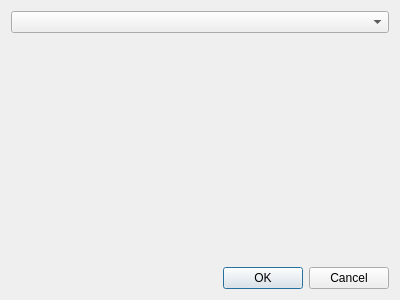
This is variablesdialog.ui in Kuszki/EW-Database as Qt 5 draws it before an edit. The edited form follows.
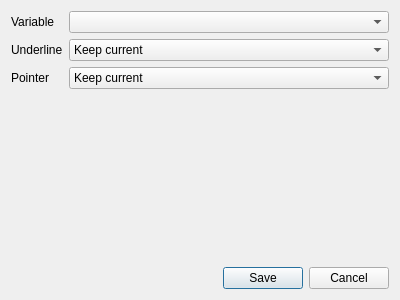
This is the edited form. Icons and pictures are not drawn.

```diff
--- a/variablesdialog.ui
+++ b/variablesdialog.ui
@@ -17,20 +17,88 @@
    <iconset theme="edit-select-all"/>
   </property>
   <layout class="QGridLayout" name="gridLayout">
-   <item row="2" column="0" colspan="2">
-    <widget class="QDialogButtonBox" name="buttonBox">
-     <property name="orientation">
-      <enum>Qt::Horizontal</enum>
-     </property>
-     <property name="standardButtons">
-      <set>QDialogButtonBox::Cancel|QDialogButtonBox::Ok</set>
+   <item row="0" column="0">
+    <widget class="QLabel" name="label">
+     <property name="text">
+      <string>Variable</string>
      </property>
     </widget>
    </item>
-   <item row="0" column="0" colspan="2">
-    <widget class="QComboBox" name="variableCombo"/>
+   <item row="0" column="1">
+    <widget class="QComboBox" name="variableCombo">
+     <property name="sizePolicy">
+      <sizepolicy hsizetype="Expanding" vsizetype="Fixed">
+       <horstretch>0</horstretch>
+       <verstretch>0</verstretch>
+      </sizepolicy>
+     </property>
+    </widget>
    </item>
    <item row="1" column="0">
+    <widget class="QLabel" name="underlineLabel">
+     <property name="text">
+      <string>Underline</string>
+     </property>
+    </widget>
+   </item>
+   <item row="1" column="1">
+    <widget class="QComboBox" name="underlineCombo">
+     <property name="sizePolicy">
+      <sizepolicy hsizetype="Expanding" vsizetype="Fixed">
+       <horstretch>0</horstretch>
+       <verstretch>0</verstretch>
+      </sizepolicy>
+     </property>
+     <item>
+      <property name="text">
+       <string>Keep current</string>
+      </property>
+     </item>
+     <item>
+      <property name="text">
+       <string>Insert</string>
+      </property>
+     </item>
+     <item>
+      <property name="text">
+       <string>Remove</string>
+      </property>
+     </item>
+    </widget>
+   </item>
+   <item row="2" column="0">
+    <widget class="QLabel" name="pointerLabel">
+     <property name="text">
+      <string>Pointer</string>
+     </property>
+    </widget>
+   </item>
+   <item row="2" column="1">
+    <widget class="QComboBox" name="pointerCombo">
+     <property name="sizePolicy">
+      <sizepolicy hsizetype="Expanding" vsizetype="Fixed">
+       <horstretch>0</horstretch>
+       <verstretch>0</verstretch>
+      </sizepolicy>
+     </property>
+     <item>
+      <property name="text">
+       <string>Keep current</string>
+      </property>
+     </item>
+     <item>
+      <property name="text">
+       <string>Insert</string>
+      </property>
+     </item>
+     <item>
+      <property name="text">
+       <string>Remove</string>
+      </property>
+     </item>
+    </widget>
+   </item>
+   <item row="3" column="0" colspan="2">
     <widget class="QScrollArea" name="scrollArea">
      <property name="frameShape">
       <enum>QFrame::NoFrame</enum>
@@ -46,8 +114,8 @@
        <rect>
         <x>0</x>
         <y>0</y>
-        <width>376</width>
-        <height>214</height>
+        <width>382</width>
+        <height>171</height>
        </rect>
       </property>
       <layout class="QVBoxLayout" name="verticalLayout">
@@ -68,6 +136,16 @@
      </widget>
     </widget>
    </item>
+   <item row="4" column="0" colspan="2">
+    <widget class="QDialogButtonBox" name="buttonBox">
+     <property name="orientation">
+      <enum>Qt::Horizontal</enum>
+     </property>
+     <property name="standardButtons">
+      <set>QDialogButtonBox::Cancel|QDialogButtonBox::Save</set>
+     </property>
+    </widget>
+   </item>
   </layout>
  </widget>
  <resources/>
```
Left out of the diff: 58 changed lines with no effect on the pictures.
